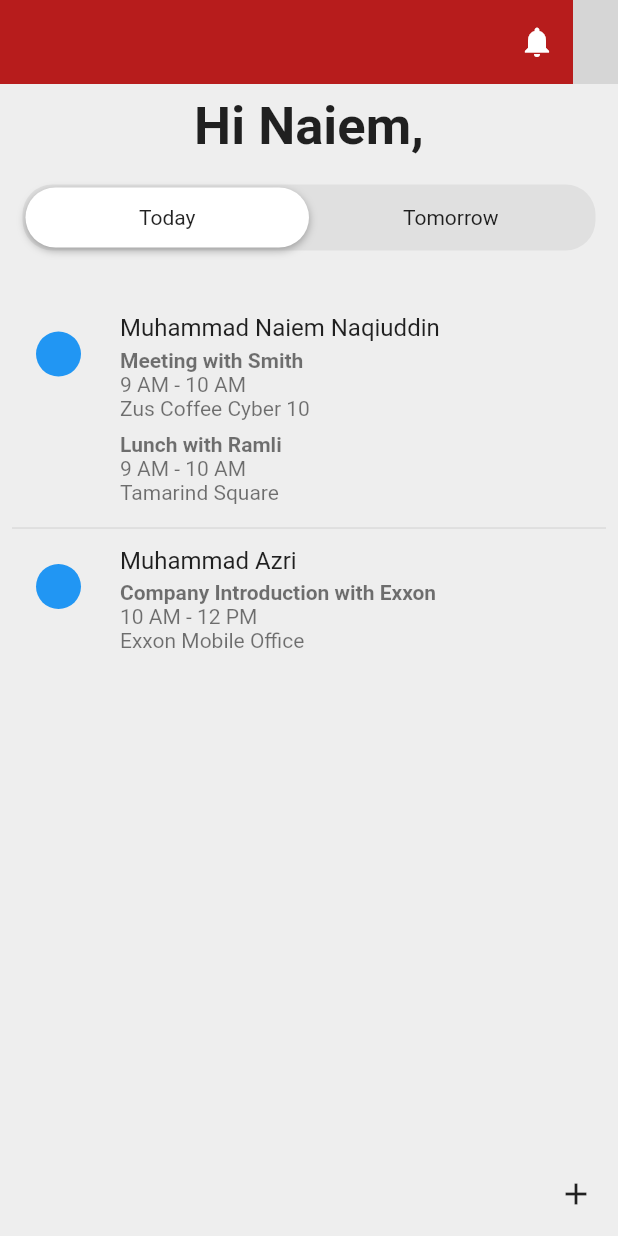
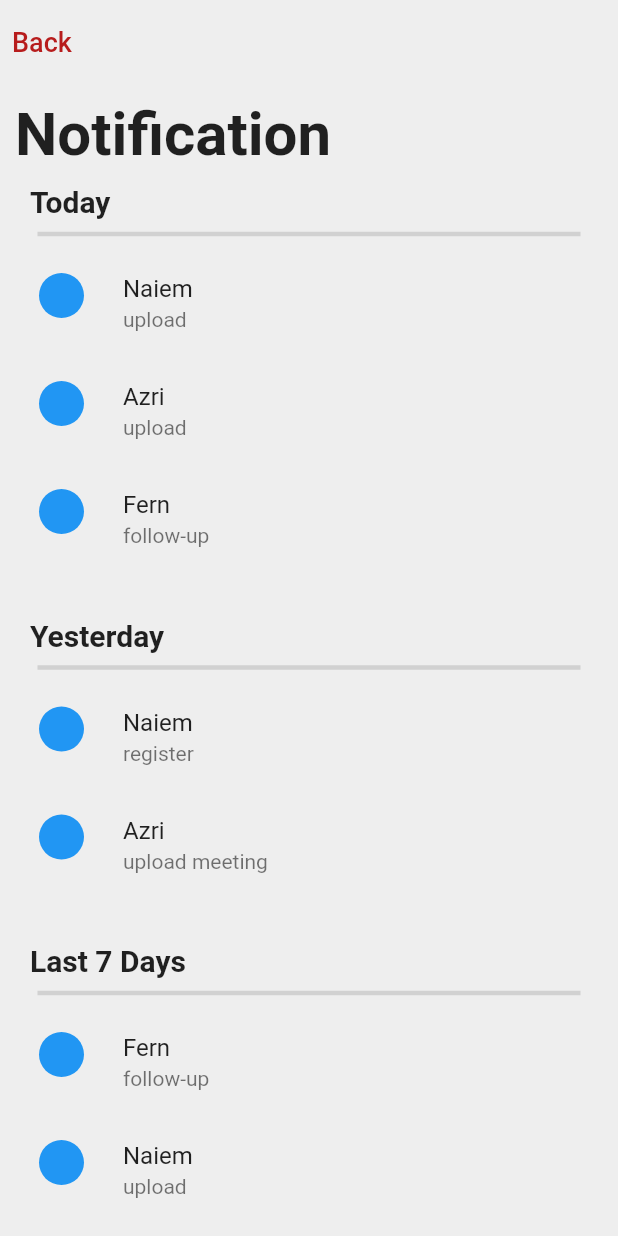
Before and after one commit to najwanhazim/Customer-Relationship-Management, a Flutter app: the screen it shows after launch, after a tap on the "notifications" icon, on a phone screen of 412 x 824 dp. Run offline on Flutter 3.47's test engine with Material 2 defaults, Android fonts, the phone set to English and light mode, and no system bars; drawn by our look-alikes of custom_sliding_segmented_control; our stand-ins replace pie_chart; missing offline and left inert: simple_speed_dial; network calls fail; grey boxes are pictures that could not be loaded.

Commit message:
notification

```diff
--- a/crm/lib/dashboard/dashboard_activity.dart
+++ b/crm/lib/dashboard/dashboard_activity.dart
@@ -74,7 +74,7 @@ class _DashboardActivityState extends State<DashboardActivity> {
   Widget build(BuildContext context) {
     return Scaffold(
       backgroundColor: AppTheme.grey,
-      appBar: appBarPage(),
+      appBar: appBarPage(context),
       body: Column(
         children: [
           const Padding(
--- a/crm/lib/dashboard/dashboard_individual.dart
+++ b/crm/lib/dashboard/dashboard_individual.dart
@@ -17,7 +17,7 @@ class _DashboardIndividualState extends State<DashboardIndividual> {
   Widget build(BuildContext context) {
     return Scaffold(
       backgroundColor: AppTheme.grey,
-      appBar: appBarPage(),
+      appBar: appBarPage(context),
       body: Column(
         mainAxisAlignment: MainAxisAlignment.start,
         children: [
--- a/crm/lib/dashboard/dashboard_team_stats.dart
+++ b/crm/lib/dashboard/dashboard_team_stats.dart
@@ -31,7 +31,7 @@ class _DashboardStatsState extends State<DashboardStats> {
   Widget build(BuildContext context) {
     return Scaffold(
         backgroundColor: AppTheme.grey,
-        appBar: appBarPage(),
+        appBar: appBarPage(context),
         body: Column(
           mainAxisAlignment: MainAxisAlignment.start,
           children: [
--- /dev/null
+++ b/crm/lib/dashboard/notification.dart
@@ -0,0 +1,107 @@
+import 'package:crm/utils/app_widget_constant.dart';
+import 'package:flutter/material.dart';
+
+import '../utils/app_theme_constant.dart';
+
+class NotificationPage extends StatefulWidget {
+  const NotificationPage({super.key});
+
+  @override
+  State<NotificationPage> createState() => _NotificationPageState();
+}
+
+class _NotificationPageState extends State<NotificationPage> {
+  List<Map<String, String>> today = [
+    {'name': 'Naiem', 'noti': 'upload'},
+    {'name': 'Azri', 'noti': 'upload'},
+    {'name': 'Fern', 'noti': 'follow-up'}
+  ];
+
+  List<Map<String, String>> yesterday = [
+    {'name': 'Naiem', 'noti': 'register'},
+    {'name': 'Azri', 'noti': 'upload meeting'}
+  ];
+
+  List<Map<String, String>> last = [
+    {'name': 'Fern', 'noti': 'follow-up'},
+    {'name': 'Naiem', 'noti': 'upload'},
+    {'name': 'Azri', 'noti': 'upload'},
+    {'name': 'Fern', 'noti': 'follow-up'}
+  ];
+
+  @override
+  Widget build(BuildContext context) {
+    return Scaffold(
+      backgroundColor: AppTheme.grey,
+      appBar: AppBar(
+        leading: backButton(context),
+        backgroundColor: AppTheme.grey,
+        elevation: 0.0,
+      ),
+      body: SafeArea(
+        child: SingleChildScrollView(
+          child: Padding(
+            padding: AppTheme.padding10,
+            child: Column(
+              crossAxisAlignment: CrossAxisAlignment.start,
+              children: [
+                const Text(
+                  'Notification',
+                  style: TextStyle(fontWeight: FontWeight.bold, fontSize: 40),
+                ),
+                AppTheme.box10,
+                const Padding(
+                  padding: EdgeInsets.fromLTRB(10, 0, 0, 0),
+                  child: Text(
+                    'Today',
+                    style: TextStyle(fontWeight: FontWeight.bold, fontSize: 20),
+                  ),
+                ),
+                AppTheme.divider,
+                listNotification(data: today),
+                AppTheme.box30,
+                const Padding(
+                  padding: EdgeInsets.fromLTRB(10, 0, 0, 0),
+                  child: Text(
+                    'Yesterday',
+                    style: TextStyle(fontWeight: FontWeight.bold, fontSize: 20),
+                  ),
+                ),
+                AppTheme.divider,
+                listNotification(data: yesterday),
+                AppTheme.box30,
+                const Padding(
+                  padding: EdgeInsets.fromLTRB(10, 0, 0, 0),
+                  child: Text(
+                    'Last 7 Days',
+                    style: TextStyle(fontWeight: FontWeight.bold, fontSize: 20),
+                  ),
+                ),
+                AppTheme.divider,
+                listNotification(data: last),
+              ],
+            ),
+          ),
+        ),
+      ),
+    );
+  }
+
+  Widget listNotification({required List<Map<String, String>> data}) {
+    return ListView.builder(
+      physics: const NeverScrollableScrollPhysics(),
+      shrinkWrap: true,
+      itemCount: data.length,
+      itemBuilder: (context, index) {
+        return ListTile(
+          leading: const CircleAvatar(
+            radius: AppTheme.radius15,
+            backgroundColor: Colors.blue,
+          ),
+          title: Text(data[index]['name']!),
+          subtitle: Text(data[index]['noti']!),
+        );
+      },
+    );
+  }
+}
--- a/crm/lib/login/sign_up.dart
+++ b/crm/lib/login/sign_up.dart
@@ -24,13 +24,7 @@ class _SignUpState extends State<SignUp> {
         child: Column(
           crossAxisAlignment: CrossAxisAlignment.start,
           children: [
-            TextButton(
-              onPressed: () {},
-              child: Text(
-                'Back',
-                style: TextStyle(color: AppTheme.redMaroon, fontSize: 20),
-              ),
-            ),
+            backButton(context),
             Center(
               heightFactor: 1.5,
               child: Column(
--- a/crm/lib/main.dart
+++ b/crm/lib/main.dart
@@ -1,6 +1,7 @@
 import 'package:crm/dashboard/dashboard_activity.dart';
 import 'package:crm/dashboard/dashboard_individual.dart';
 import 'package:crm/dashboard/dashboard_team_stats.dart';
+import 'package:crm/dashboard/notification.dart';
 import 'package:crm/login/sign_up.dart';
 import 'package:crm/login/sign_up_page_2.dart';
 import 'package:flutter/material.dart';
@@ -22,7 +23,7 @@ class MyApp extends StatelessWidget {
       ),
       initialRoute: '/',
       routes: {
-        '/' : (context) => DashboardActivity(),
+        '/' : (context) => DashboardStats()
       },
     );
   }
--- a/crm/lib/utils/app_theme_constant.dart
+++ b/crm/lib/utils/app_theme_constant.dart
@@ -26,11 +26,25 @@ class AppTheme {
   static const EdgeInsets padding = EdgeInsets.fromLTRB(15, 10, 15, 10);
 
   //sizedBox
-  static const SizedBox box10 = SizedBox(height: 10,);
-  static const SizedBox box30 = SizedBox(height: 30,);
-  static const SizedBox box20 = SizedBox(height: 20,);
+  static const SizedBox box10 = SizedBox(
+    height: 10,
+  );
+  static const SizedBox box30 = SizedBox(
+    height: 30,
+  );
+  static const SizedBox box20 = SizedBox(
+    height: 20,
+  );
 
   //duration
   static const Duration duration800 = Duration(milliseconds: 800);
   static const Duration duration500 = Duration(milliseconds: 500);
+
+  //divider
+  static const Divider divider = Divider(
+    thickness: 3,
+    height: 20,
+    indent: AppTheme.radius15,
+    endIndent: AppTheme.radius15,
+  );
 }
--- a/crm/lib/utils/app_widget_constant.dart
+++ b/crm/lib/utils/app_widget_constant.dart
@@ -1,16 +1,22 @@
+import 'package:crm/dashboard/notification.dart';
 import 'package:crm/utils/app_string_constant.dart';
 import 'package:crm/utils/app_theme_constant.dart';
 import 'package:flutter/material.dart';
 import 'package:pie_chart/pie_chart.dart';
 import 'package:simple_speed_dial/simple_speed_dial.dart';
 
-AppBar appBarPage() {
+AppBar appBarPage(BuildContext context) {
   return AppBar(
     elevation: 0.0,
     backgroundColor: AppTheme.redMaroon,
     actions: [
       IconButton(
-        onPressed: () {},
+        onPressed: () {
+          Navigator.push(
+            context,
+            MaterialPageRoute(builder: (context) => const NotificationPage()),
+          );
+        },
         icon: const Icon(
           Icons.notifications,
         ),
@@ -39,10 +45,10 @@ Widget dashboard() {
         ),
         Row(
           children: [
-            dashboardContent(AppTheme.amber, '15', AppString.dashboard3,
-                Icons.schedule),
-            dashboardContent(AppTheme.green, '10', AppString.dashboard4,
-                Icons.fast_forward),
+            dashboardContent(
+                AppTheme.amber, '15', AppString.dashboard3, Icons.schedule),
+            dashboardContent(
+                AppTheme.green, '10', AppString.dashboard4, Icons.fast_forward),
           ],
         ),
       ],
@@ -164,3 +170,15 @@ Widget inputField(String title) {
     ),
   );
 }
+
+Widget backButton(BuildContext context) {
+  return TextButton(
+    onPressed: () {
+      Navigator.pop(context);
+    },
+    child: Text(
+      'Back',
+      style: TextStyle(color: AppTheme.redMaroon, fontSize: 18),
+    ),
+  );
+}
```
